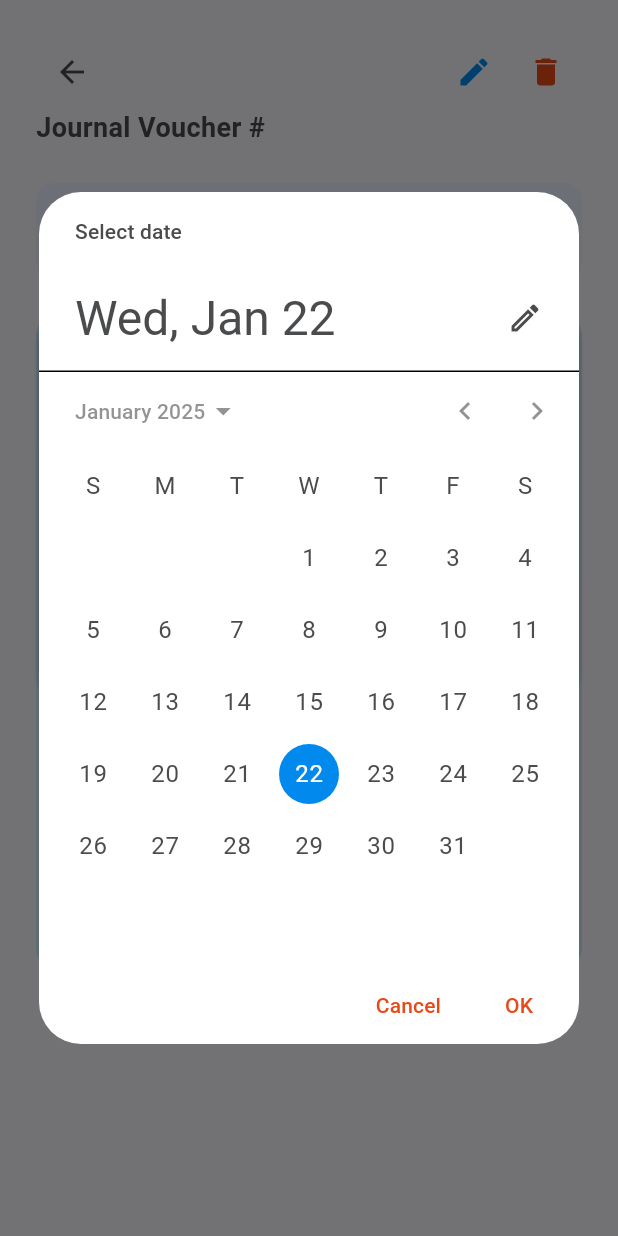
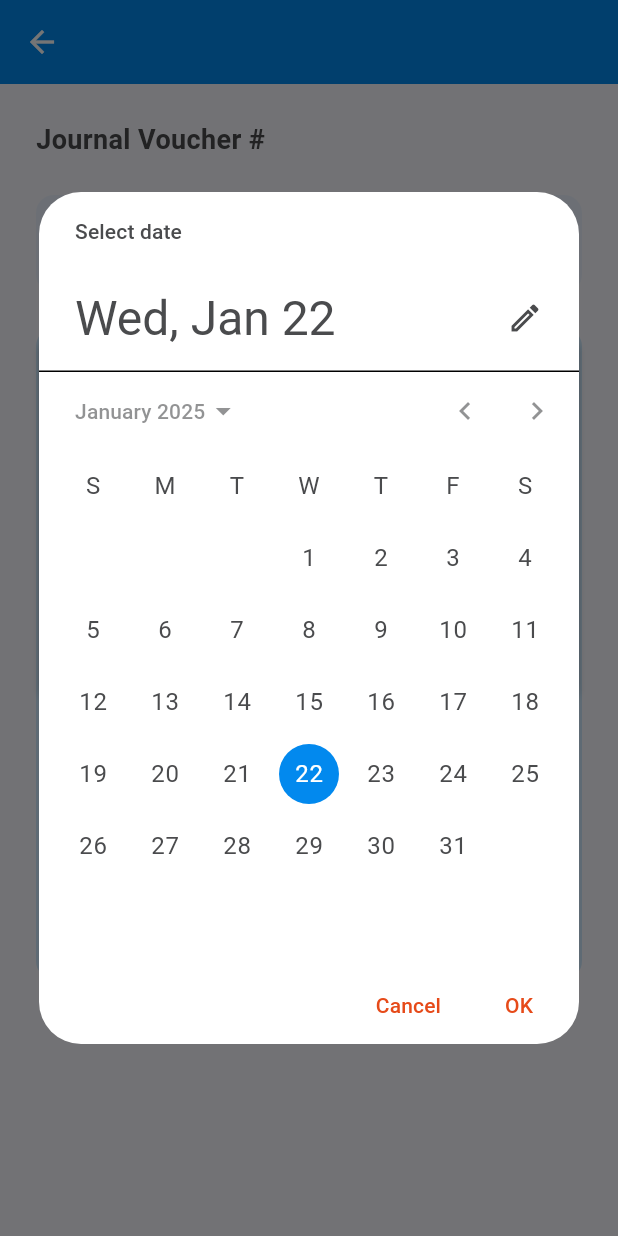
Before and after one commit to ahmadtechdev/evoucherapp, a Flutter app: the JournalVoucherDetail screen opened directly with empty values, after a tap on an icon or button, on a phone screen of 412 x 824 dp. Run offline on Flutter 3.47's test engine with Material 3 defaults, Android fonts, the phone set to English and light mode, and no system bars; drawn by our look-alikes of dropdown_search; our stand-ins replace dio, get, image_picker, material_design_icons_flutter, pdf, printing and 1 more; missing offline and left inert: excel; accounts and stored records are empty; network calls fail.

Commit message:
in finance vouchers voucehrs details now working for journal and cash, edit delete hided in them because api not created for them yet, bank and expense voucher details remainining to work also

```diff
--- a/lib/views/finance_voucher/journal/view_edit_j_voucher.dart
+++ b/lib/views/finance_voucher/journal/view_edit_j_voucher.dart
@@ -23,73 +23,76 @@ class _JournalVoucherDetailState extends State<JournalVoucherDetail> {
   bool isEditMode = false;
   DateTime selectedDate = DateTime.now();
   final FocusNode _mainFocusNode = FocusNode();
-  double totalDebit = 0.0;
-  double totalCredit = 0.0;
   late final VoucherController voucherController;
   List<Map<String, dynamic>> entries = [];
-
+  Map<String, dynamic> masterData = {};
 
   @override
   void initState() {
     super.initState();
+
     try {
-      // Parse date
-      String dateString = widget.voucherData['date'] as String;
-      selectedDate = DateFormat('EEE, dd MMM yyyy').parse(dateString);
+      // The data is now already in the correct format
+      masterData = widget.voucherData['master'] as Map<String, dynamic>? ?? {};
+      print(masterData);
+      final detailsData = widget.voucherData['details'] as List? ?? [];
+      print(detailsData);
+      print("i'mhere");
+      // Parse date safely
+      // String dateString = DateFormat('EEE, dd MMM yyyy')
+      //     .format(DateTime.parse(masterData['voucher_data']));
 
-      // Safely initialize entries
-      if (widget.voucherData['entries'] != null &&
-          widget.voucherData['entries'] is List &&
-          (widget.voucherData['entries'] as List).isNotEmpty) {
+      print("i'mhere 2");
+      try {
+        print(masterData['voucher_data']);
+        selectedDate = DateFormat('EEE, dd MMM yyyy').parse(masterData['voucher_data']);
+      } catch (e) {
+        print('Error parsing date: $e');
+        selectedDate = DateTime.now();
+      }
 
-        var entriesList = widget.voucherData['entries'] as List;
-        entries = entriesList.map((entry) {
-          return {
-            'account': entry['account'] ?? "",
-            'description': widget.voucherData['description'] ?? '',
+      print("i'mhere");
+
+      // Map the details data to entries format
+      entries = detailsData.map((entry) {
+        return {
+          'account': entry['account_name'] ?? "",
+          'account_id': entry['account_id'] ?? "",
+          'description': entry['description'] ?? '',
+          'debit': double.tryParse(entry['debit']?.toString() ?? '0.0') ?? 0.0,
+          'credit':
+              double.tryParse(entry['credit']?.toString() ?? '0.0') ?? 0.0,
+        };
+      }).toList();
+
+
+
+      if (entries.isEmpty) {
+        entries = [
+          {
+            'account': "",
+            'account_id': "",
+            'description': '',
             'debit': 0.0,
-            'credit': _parseAmount(widget.voucherData['amount']),
-          };
-        }).toList();
-      } else {
-        // Fallback entry if no entries exist
-        entries = [{
-          'account': "",
-          'description': widget.voucherData['description'] ?? '',
-          'debit': 0.0,
-          'credit': _parseAmount(widget.voucherData['amount']),
-        }];
+            'credit': 0.0,
+          }
+        ];
       }
     } catch (e) {
       print('Error initializing data: $e');
-      // Fallback entry
-      entries = [{
-        'account': "",
-        'description': '',
-        'debit': 0.0,
-        'credit': 0.0,
-      }];
+      entries = [
+        {
+          'account': "",
+          'account_id': "",
+          'description': '',
+          'debit': 0.0,
+          'credit': 0.0,
+        }
+      ];
     }
 
-    // Use Get.find instead of Get.put to ensure the controller is already registered
     voucherController = Get.find<VoucherController>();
-
-    // Clear any existing entries when the page is first loaded
     voucherController.clearEntries();
-  }
-
-  double _parseAmount(dynamic amount) {
-    if (amount == null) return 0.0;
-    if (amount is num) return amount.toDouble();
-    if (amount is String) {
-      try {
-        return double.parse(amount.replaceAll('PKR ', '').replaceAll(',', ''));
-      } catch (e) {
-        print('Error parsing amount: $e');
-        return 0.0;
-      }
-    }
-    return 0.0;
   }
 
   @override
@@ -143,38 +146,42 @@ class _JournalVoucherDetailState extends State<JournalVoucherDetail> {
           icon: Icon(Icons.arrow_back, color: TColor.primaryText),
           onPressed: () => Get.back(),
         ),
-
-        Row(
-          children: [
-            if (!isEditMode) ...[
-              IconButton(
-                icon: Icon(Icons.edit, color: TColor.primary),
-                onPressed: () {
-                  setState(() {
-                    isEditMode = true;
-                  });
-                },
-              ),
-              IconButton(
-                icon: Icon(Icons.delete, color: TColor.third),
-                onPressed: _showDeleteConfirmation,
-              ),
-            ],
-          ],
-        ),
+        // Row(
+        //   children: [
+        //     if (!isEditMode) ...[
+        //       IconButton(
+        //         icon: Icon(Icons.edit, color: TColor.primary),
+        //         onPressed: () {
+        //           setState(() {
+        //             isEditMode = true;
+        //           });
+        //         },
+        //       ),
+        //       IconButton(
+        //         icon: Icon(Icons.delete, color: TColor.third),
+        //         onPressed: _showDeleteConfirmation,
+        //       ),
+        //     ],
+        //   ],
+        // ),
       ],
     );
   }
 
   @override
   Widget build(BuildContext context) {
-    final screenWidth = MediaQuery.of(context).size.width;
 
     return GestureDetector(
       onTap: () {
         FocusScope.of(context).requestFocus(_mainFocusNode);
       },
       child: Scaffold(
+        appBar: AppBar(
+          centerTitle: true,
+          backgroundColor: TColor.primary,
+          foregroundColor: TColor.white,
+          // title: Text('Journal Voucher #${masterData['voucher_id'] ?? ''}'),
+        ),
         body: SafeArea(
           child: SingleChildScrollView(
             child: Padding(
@@ -182,33 +189,15 @@ class _JournalVoucherDetailState extends State<JournalVoucherDetail> {
               child: Column(
                 crossAxisAlignment: CrossAxisAlignment.start,
                 children: [
-                  _buildHeaderButtons(),
+                  // _buildHeaderButtons(),
                   Text(
-                    'Journal Voucher #${widget.voucherData['id'] ?? ''}',
+                    'Journal Voucher #${masterData['voucher_id'] ?? ''}',
                     style: TextStyle(
                       color: TColor.primaryText,
                       fontSize: 18,
                       fontWeight: FontWeight.bold,
                     ),
                   ),
-                  // Row(
-                  //   children: [
-                  //     if (!isEditMode) ...[
-                  //       IconButton(
-                  //         icon: Icon(Icons.edit, color: TColor.primary),
-                  //         onPressed: () {
-                  //           setState(() {
-                  //             isEditMode = true;
-                  //           });
-                  //         },
-                  //       ),
-                  //       IconButton(
-                  //         icon: Icon(Icons.delete, color: TColor.third),
-                  //         onPressed: _showDeleteConfirmation,
-                  //       ),
-                  //     ],
-                  //   ],
-                  // ),
                   const SizedBox(height: 24),
                   DateSelector(
                     fontSize: 16,
@@ -223,15 +212,14 @@ class _JournalVoucherDetailState extends State<JournalVoucherDetail> {
                     },
                   ),
                   const SizedBox(height: 24),
+
                   ReusableEntryCard(
-
                     showImageUpload: false,
                     primaryColor: TColor.primary,
                     textFieldColor: TColor.textField,
                     textColor: TColor.white,
                     placeholderColor: TColor.placeholder,
                     isViewMode: !isEditMode,
-
                     showPrintButton: !isEditMode,
                     initialData: entries,
                   ),
@@ -239,7 +227,7 @@ class _JournalVoucherDetailState extends State<JournalVoucherDetail> {
                   if (isEditMode)
                     Center(
                       child: SizedBox(
-                        width: screenWidth/1.5,
+                        width: MediaQuery.of(context).size.width / 1.5,
                         child: ElevatedButton(
                           onPressed: () {
                             setState(() {
--- a/lib/views/finance_voucher/widgets/entry_card.dart
+++ b/lib/views/finance_voucher/widgets/entry_card.dart
@@ -86,29 +86,49 @@ class _ReusableEntryCardState extends State<ReusableEntryCard> {
   double totalCredit = 0.0;
 
   @override
-  @override
   void initState() {
     super.initState();
     accountsController = Get.find<AccountsController>();
     voucherController = Get.find<VoucherController>();
 
-    if (voucherController.entries.isNotEmpty) {
-      // If controller has existing entries, load them
-      for (var controllerEntry in voucherController.entries) {
+    // Clear any existing entries in the controller
+    voucherController.clearEntries();
+
+    if (widget.initialData != null && widget.initialData!.isNotEmpty) {
+      // Load data from initialData parameter
+      for (var data in widget.initialData!) {
+        // Create EntryModel from the map data
+        var entryModel = EntryModel(
+          account: data['account_id'] ?? '',
+          description: data['description'] ?? '',
+          debit: data['debit']?.toDouble() ?? 0.0,
+          credit: data['credit']?.toDouble() ?? 0.0,
+          cheque: data['cheque'] ?? '',
+        );
+
+        // Add to controller
+        voucherController.addEntry(entryModel);
+
+        // Create EntryCardData for UI
         var entryData = EntryCardData(
-          account: controllerEntry.account,
-          description: controllerEntry.description,
-          debit: controllerEntry.debit,
-          credit: controllerEntry.credit,
+          account: entryModel.account,
+          description: entryModel.description,
+          debit: entryModel.debit,
+          credit: entryModel.credit,
+          cheque: entryModel.cheque,
         );
-        entryData.descriptionController.text = controllerEntry.description;
-        entryData.chequeController.text = controllerEntry.cheque;
-        entryData.debitController.text = controllerEntry.debit.toString();
-        entryData.creditController.text = controllerEntry.credit.toString();
+
+        // Set the controller values
+        entryData.descriptionController.text = entryModel.description;
+        entryData.chequeController.text = entryModel.cheque;
+        entryData.debitController.text = entryModel.debit.toString();
+        entryData.creditController.text = entryModel.credit.toString();
+
+        // Add to local entries list
         entries.add(entryData);
       }
     } else {
-      _addEntry(); // Add initial empty entry if no existing data
+      _addEntry(); // Add initial empty entry if no initial data
     }
     _calculateTotals();
   }
```
Also changed, not shown: lib/views/finance_voucher/cash/cash_view_voucher.dart (+6 -3 lines), lib/views/finance_voucher/cash/view_edit_c_voucher.dart (+54 -57 lines), lib/views/finance_voucher/journal/journal_view_voucher.dart (+21 -17 lines), lib/views/finance_voucher/widgets/voucher_widgets.dart (+24 -4 lines).
